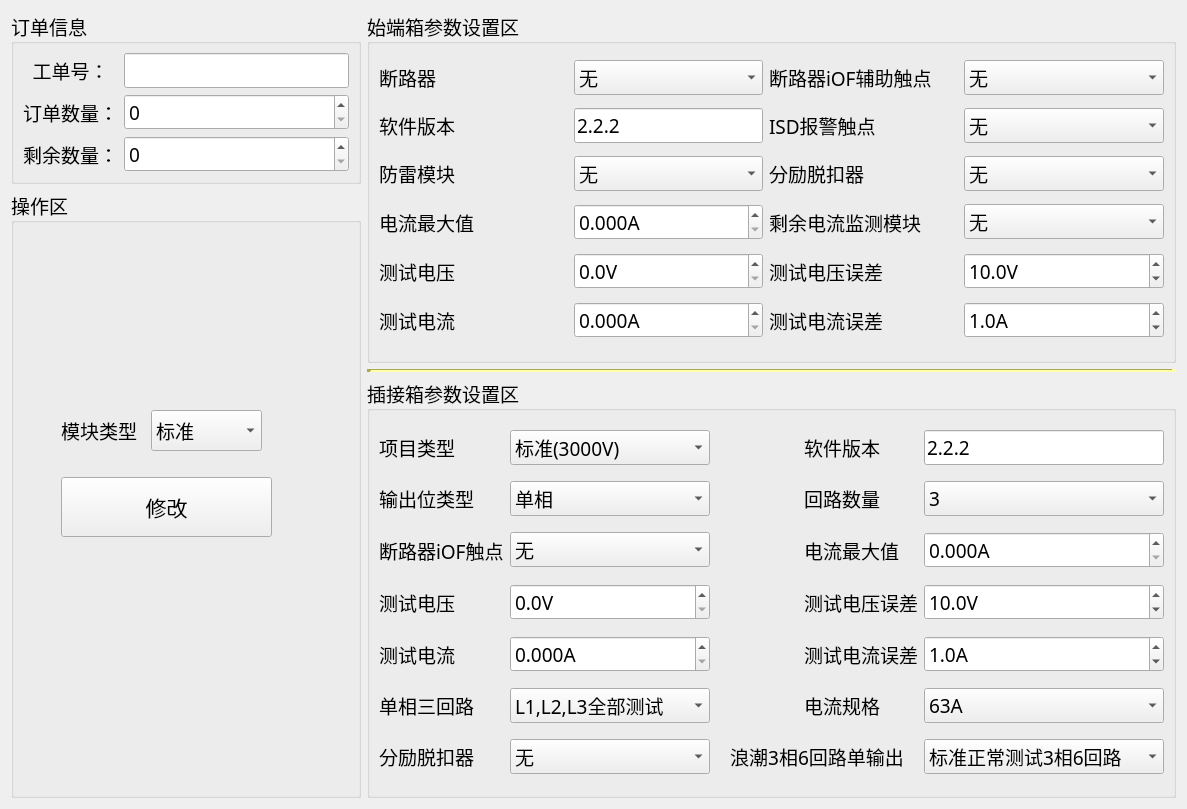
This is ProductEvalTool/qc-busbar/setups/setting.ui in ChinaClever/ProductEvalTool as Qt 5 draws it before an edit. The edited form follows.
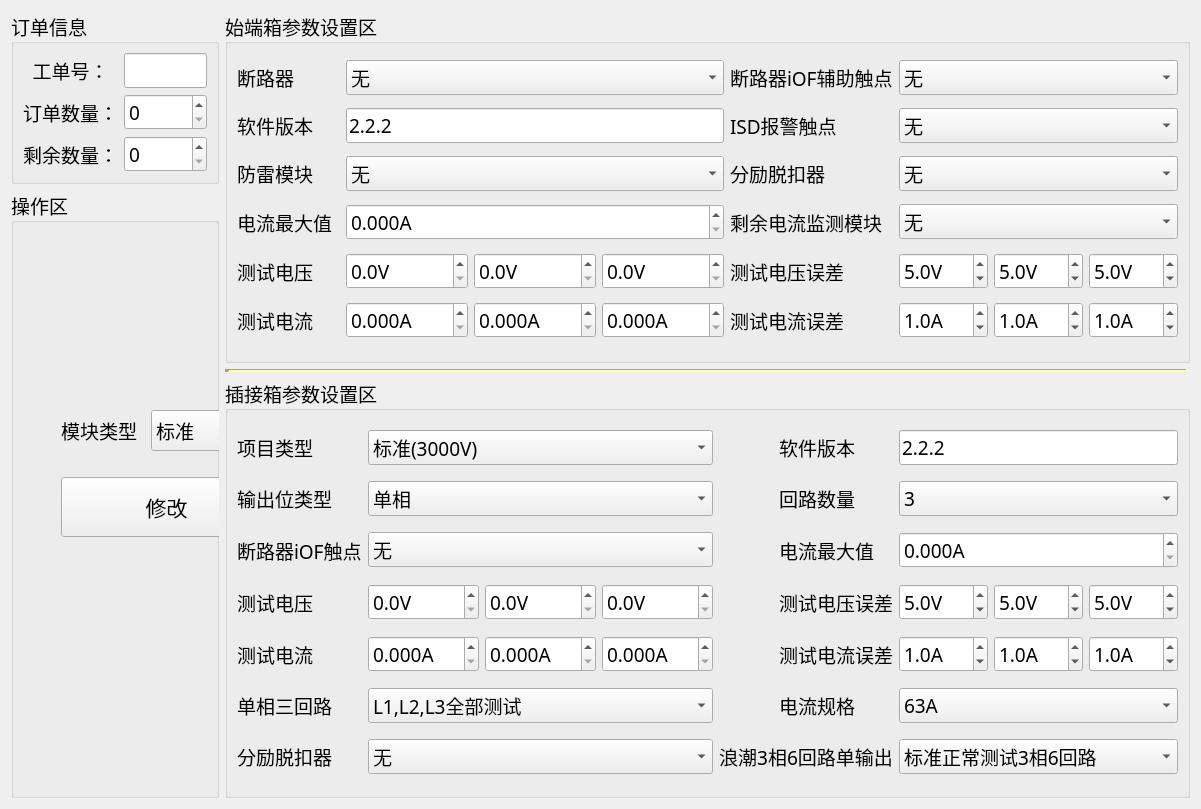
This is the edited form.

What changed in the file:
```diff
--- a/ProductEvalTool/qc-busbar/setups/setting.ui
+++ b/ProductEvalTool/qc-busbar/setups/setting.ui
@@ -191,7 +191,9 @@
        </widget>
       </item>
       <item row="8" column="3">
-       <widget class="QDoubleSpinBox" name="ip_volErrSpin">
+       <layout class="QHBoxLayout" name="ip_volErrLayout">
+        <item>
+         <widget class="QDoubleSpinBox" name="ip_volErrSpin1">
         <property name="suffix">
          <string>V</string>
         </property>
@@ -205,9 +207,49 @@
          <double>0.500000000000000</double>
         </property>
         <property name="value">
-         <double>10.000000000000000</double>
-        </property>
-       </widget>
+           <double>5.000000000000000</double>
+          </property>
+         </widget>
+        </item>
+        <item>
+         <widget class="QDoubleSpinBox" name="ip_volErrSpin2">
+          <property name="suffix">
+           <string>V</string>
+          </property>
+          <property name="decimals">
+           <number>1</number>
+          </property>
+          <property name="maximum">
+           <double>100.000000000000000</double>
+          </property>
+          <property name="singleStep">
+           <double>0.500000000000000</double>
+          </property>
+          <property name="value">
+           <double>5.000000000000000</double>
+          </property>
+         </widget>
+        </item>
+        <item>
+         <widget class="QDoubleSpinBox" name="ip_volErrSpin3">
+          <property name="suffix">
+           <string>V</string>
+          </property>
+          <property name="decimals">
+           <number>1</number>
+          </property>
+          <property name="maximum">
+           <double>100.000000000000000</double>
+          </property>
+          <property name="singleStep">
+           <double>0.500000000000000</double>
+          </property>
+          <property name="value">
+           <double>5.000000000000000</double>
+          </property>
+         </widget>
+        </item>
+       </layout>
       </item>
       <item row="1" column="0">
        <widget class="QLabel" name="label_28">
@@ -220,7 +262,9 @@
        </widget>
       </item>
       <item row="11" column="3">
-       <widget class="QDoubleSpinBox" name="ip_curErrSpin">
+       <layout class="QHBoxLayout" name="ip_curErrLayout">
+        <item>
+         <widget class="QDoubleSpinBox" name="ip_curErrSpin1">
         <property name="suffix">
          <string>A</string>
         </property>
@@ -237,6 +281,46 @@
          <double>1.000000000000000</double>
         </property>
        </widget>
+        </item>
+        <item>
+         <widget class="QDoubleSpinBox" name="ip_curErrSpin2">
+          <property name="suffix">
+           <string>A</string>
+          </property>
+          <property name="decimals">
+           <number>1</number>
+          </property>
+          <property name="maximum">
+           <double>10.000000000000000</double>
+          </property>
+          <property name="singleStep">
+           <double>0.100000000000000</double>
+          </property>
+          <property name="value">
+           <double>1.000000000000000</double>
+          </property>
+         </widget>
+        </item>
+        <item>
+         <widget class="QDoubleSpinBox" name="ip_curErrSpin3">
+          <property name="suffix">
+           <string>A</string>
+          </property>
+          <property name="decimals">
+           <number>1</number>
+          </property>
+          <property name="maximum">
+           <double>10.000000000000000</double>
+          </property>
+          <property name="singleStep">
+           <double>0.100000000000000</double>
+          </property>
+          <property name="value">
+           <double>1.000000000000000</double>
+          </property>
+         </widget>
+        </item>
+       </layout>
       </item>
       <item row="3" column="2">
        <widget class="QLabel" name="label_13">
@@ -255,7 +339,9 @@
        </widget>
       </item>
       <item row="11" column="1">
-       <widget class="QDoubleSpinBox" name="ip_curSpin">
+       <layout class="QHBoxLayout" name="ip_curLayout">
+        <item>
+         <widget class="QDoubleSpinBox" name="ip_curSpin1">
         <property name="suffix">
          <string>A</string>
         </property>
@@ -269,6 +355,40 @@
          <double>0.100000000000000</double>
         </property>
        </widget>
+        </item>
+        <item>
+         <widget class="QDoubleSpinBox" name="ip_curSpin2">
+          <property name="suffix">
+           <string>A</string>
+          </property>
+          <property name="decimals">
+           <number>3</number>
+          </property>
+          <property name="maximum">
+           <double>1000.000000000000000</double>
+          </property>
+          <property name="singleStep">
+           <double>0.100000000000000</double>
+          </property>
+         </widget>
+        </item>
+        <item>
+         <widget class="QDoubleSpinBox" name="ip_curSpin3">
+          <property name="suffix">
+           <string>A</string>
+          </property>
+          <property name="decimals">
+           <number>3</number>
+          </property>
+          <property name="maximum">
+           <double>1000.000000000000000</double>
+          </property>
+          <property name="singleStep">
+           <double>0.100000000000000</double>
+          </property>
+         </widget>
+        </item>
+       </layout>
       </item>
       <item row="5" column="2">
        <widget class="QLabel" name="label_2">
@@ -345,7 +465,9 @@
        </widget>
       </item>
       <item row="8" column="1">
-       <widget class="QDoubleSpinBox" name="ip_volSpin">
+       <layout class="QHBoxLayout" name="ip_volLayout">
+        <item>
+         <widget class="QDoubleSpinBox" name="ip_volSpin1">
         <property name="suffix">
          <string>V</string>
         </property>
@@ -359,6 +481,40 @@
          <double>0.100000000000000</double>
         </property>
        </widget>
+        </item>
+        <item>
+         <widget class="QDoubleSpinBox" name="ip_volSpin2">
+          <property name="suffix">
+           <string>V</string>
+          </property>
+          <property name="decimals">
+           <number>1</number>
+          </property>
+          <property name="maximum">
+           <double>500.000000000000000</double>
+          </property>
+          <property name="singleStep">
+           <double>0.100000000000000</double>
+          </property>
+         </widget>
+        </item>
+        <item>
+         <widget class="QDoubleSpinBox" name="ip_volSpin3">
+          <property name="suffix">
+           <string>V</string>
+          </property>
+          <property name="decimals">
+           <number>1</number>
+          </property>
+          <property name="maximum">
+           <double>500.000000000000000</double>
+          </property>
+          <property name="singleStep">
+           <double>0.100000000000000</double>
+          </property>
+         </widget>
+        </item>
+       </layout>
       </item>
       <item row="8" column="2">
        <widget class="QLabel" name="label_15">
@@ -686,7 +842,9 @@
        </widget>
       </item>
       <item row="3" column="1">
-       <widget class="QDoubleSpinBox" name="si_volSpin">
+       <layout class="QHBoxLayout" name="si_volLayout">
+        <item>
+         <widget class="QDoubleSpinBox" name="si_volSpin1">
         <property name="suffix">
          <string>V</string>
         </property>
@@ -700,6 +858,40 @@
          <double>0.100000000000000</double>
         </property>
        </widget>
+        </item>
+        <item>
+         <widget class="QDoubleSpinBox" name="si_volSpin2">
+          <property name="suffix">
+           <string>V</string>
+          </property>
+          <property name="decimals">
+           <number>1</number>
+          </property>
+          <property name="maximum">
+           <double>500.000000000000000</double>
+          </property>
+          <property name="singleStep">
+           <double>0.100000000000000</double>
+          </property>
+         </widget>
+        </item>
+        <item>
+         <widget class="QDoubleSpinBox" name="si_volSpin3">
+          <property name="suffix">
+           <string>V</string>
+          </property>
+          <property name="decimals">
+           <number>1</number>
+          </property>
+          <property name="maximum">
+           <double>500.000000000000000</double>
+          </property>
+          <property name="singleStep">
+           <double>0.100000000000000</double>
+          </property>
+         </widget>
+        </item>
+       </layout>
       </item>
       <item row="3" column="3">
        <widget class="QLabel" name="label_4">
@@ -712,7 +904,9 @@
        </widget>
       </item>
       <item row="3" column="4">
-       <widget class="QDoubleSpinBox" name="si_volErrSpin">
+       <layout class="QHBoxLayout" name="si_volErrLayout">
+        <item>
+         <widget class="QDoubleSpinBox" name="si_volErrSpin1">
         <property name="suffix">
          <string>V</string>
         </property>
@@ -726,9 +920,49 @@
          <double>0.500000000000000</double>
         </property>
         <property name="value">
-         <double>10.000000000000000</double>
-        </property>
-       </widget>
+           <double>5.000000000000000</double>
+          </property>
+         </widget>
+        </item>
+        <item>
+         <widget class="QDoubleSpinBox" name="si_volErrSpin2">
+          <property name="suffix">
+           <string>V</string>
+          </property>
+          <property name="decimals">
+           <number>1</number>
+          </property>
+          <property name="maximum">
+           <double>100.000000000000000</double>
+          </property>
+          <property name="singleStep">
+           <double>0.500000000000000</double>
+          </property>
+          <property name="value">
+           <double>5.000000000000000</double>
+          </property>
+         </widget>
+        </item>
+        <item>
+         <widget class="QDoubleSpinBox" name="si_volErrSpin3">
+          <property name="suffix">
+           <string>V</string>
+          </property>
+          <property name="decimals">
+           <number>1</number>
+          </property>
+          <property name="maximum">
+           <double>100.000000000000000</double>
+          </property>
+          <property name="singleStep">
+           <double>0.500000000000000</double>
+          </property>
+          <property name="value">
+           <double>5.000000000000000</double>
+          </property>
+         </widget>
+        </item>
+       </layout>
       </item>
       <item row="4" column="0">
        <widget class="QLabel" name="label_22">
@@ -741,7 +975,9 @@
        </widget>
       </item>
       <item row="4" column="1">
-       <widget class="QDoubleSpinBox" name="si_curSpin">
+       <layout class="QHBoxLayout" name="si_curLayout">
+        <item>
+         <widget class="QDoubleSpinBox" name="si_curSpin1">
         <property name="suffix">
          <string>A</string>
         </property>
@@ -755,6 +991,40 @@
          <double>0.010000000000000</double>
         </property>
        </widget>
+        </item>
+        <item>
+         <widget class="QDoubleSpinBox" name="si_curSpin2">
+          <property name="suffix">
+           <string>A</string>
+          </property>
+          <property name="decimals">
+           <number>3</number>
+          </property>
+          <property name="maximum">
+           <double>100.000000000000000</double>
+          </property>
+          <property name="singleStep">
+           <double>0.010000000000000</double>
+          </property>
+         </widget>
+        </item>
+        <item>
+         <widget class="QDoubleSpinBox" name="si_curSpin3">
+          <property name="suffix">
+           <string>A</string>
+          </property>
+          <property name="decimals">
+           <number>3</number>
+          </property>
+          <property name="maximum">
+           <double>100.000000000000000</double>
+          </property>
+          <property name="singleStep">
+           <double>0.010000000000000</double>
+          </property>
+         </widget>
+        </item>
+       </layout>
       </item>
       <item row="4" column="3">
        <widget class="QLabel" name="label_6">
@@ -767,7 +1037,9 @@
        </widget>
       </item>
       <item row="4" column="4">
-       <widget class="QDoubleSpinBox" name="si_curErrSpin">
+       <layout class="QHBoxLayout" name="si_curErrLayout">
+        <item>
+         <widget class="QDoubleSpinBox" name="si_curErrSpin1">
         <property name="suffix">
          <string>A</string>
         </property>
@@ -784,6 +1056,46 @@
          <double>1.000000000000000</double>
         </property>
        </widget>
+        </item>
+        <item>
+         <widget class="QDoubleSpinBox" name="si_curErrSpin2">
+          <property name="suffix">
+           <string>A</string>
+          </property>
+          <property name="decimals">
+           <number>1</number>
+          </property>
+          <property name="maximum">
+           <double>10.000000000000000</double>
+          </property>
+          <property name="singleStep">
+           <double>0.010000000000000</double>
+          </property>
+          <property name="value">
+           <double>1.000000000000000</double>
+          </property>
+         </widget>
+        </item>
+        <item>
+         <widget class="QDoubleSpinBox" name="si_curErrSpin3">
+          <property name="suffix">
+           <string>A</string>
+          </property>
+          <property name="decimals">
+           <number>1</number>
+          </property>
+          <property name="maximum">
+           <double>10.000000000000000</double>
+          </property>
+          <property name="singleStep">
+           <double>0.010000000000000</double>
+          </property>
+          <property name="value">
+           <double>1.000000000000000</double>
+          </property>
+         </widget>
+        </item>
+       </layout>
       </item>
       <item row="5" column="0">
        <widget class="QLabel" name="label_20">
```
Lines whose indentation alone changed are shown as unchanged.
